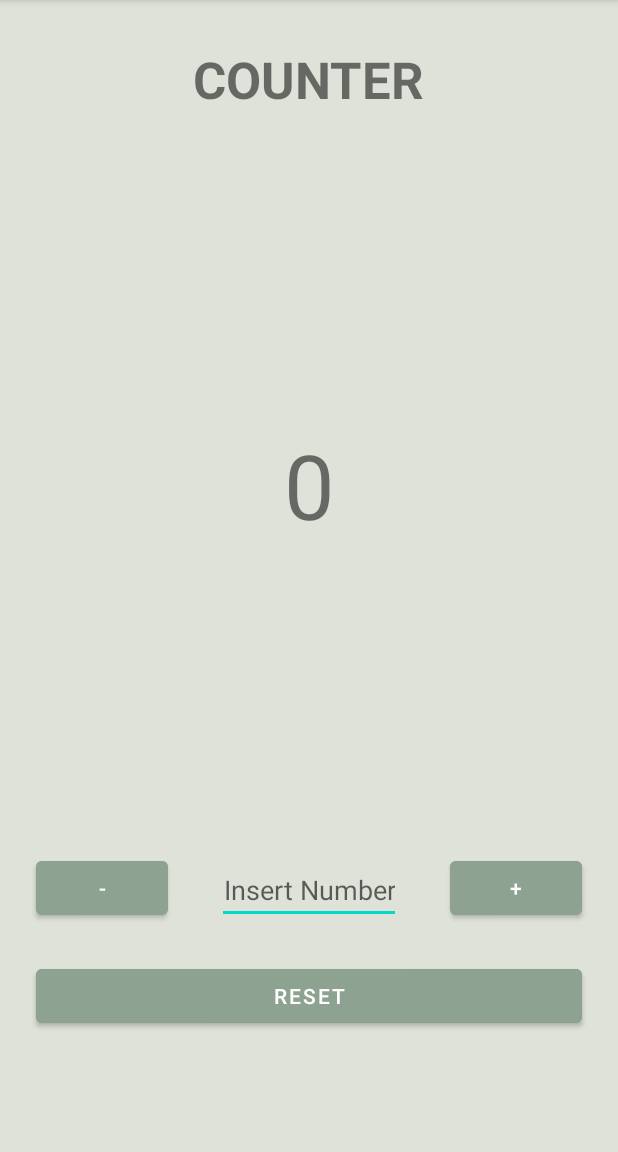
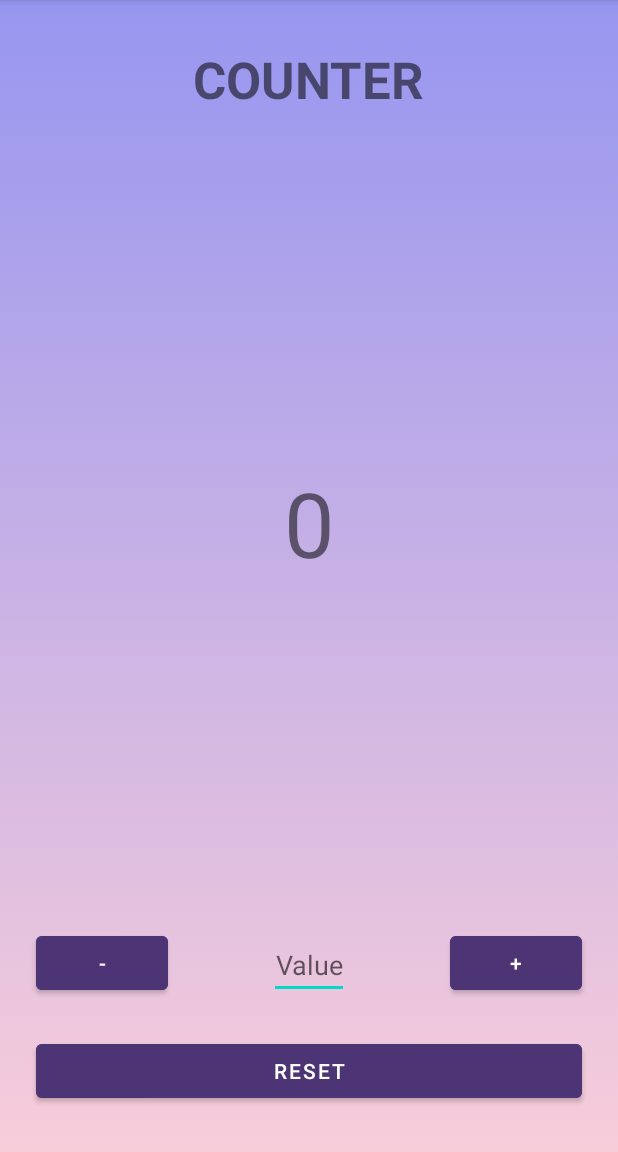
Before and after one commit to Yuliana-Vargas/Tp4-PilMobileBasics, an Android app: the screen it shows after launch (CountActivity), on a phone screen of 412 x 824 dp, the part 84-1236 px from its top. Run offline under Robolectric (Android 15) with nearby library versions, the phone set to English and light mode, and no system bars.

Commit message:
Activity update

```diff
--- /dev/null
+++ b/app/src/main/res/drawable/gradient_background.xml
@@ -0,0 +1,8 @@
+<?xml version="1.0" encoding="utf-8"?>
+<selector xmlns:android="http://schemas.android.com/apk/res/android">
+    <item>
+        <shape>
+            <gradient android:angle="90" android:endColor="#9796f0" android:startColor="#F8CDDA" android:type="linear" />
+        </shape>
+    </item>
+</selector>
--- a/app/src/main/res/layout/activity_count.xml
+++ b/app/src/main/res/layout/activity_count.xml
@@ -4,16 +4,15 @@
     xmlns:tools="http://schemas.android.com/tools"
     android:layout_width="match_parent"
     android:layout_height="match_parent"
-    android:background="@color/green_background"
+    android:background="@drawable/gradient_background"
     tools:context=".activity.CountActivity">
 
     <TextView
         android:id="@+id/title"
         android:layout_width="wrap_content"
         android:layout_height="wrap_content"
-        android:layout_marginTop="@dimen/margin_top_title"
+        android:layout_marginTop="@dimen/margin_30"
         android:text="@string/counter"
-        android:textAllCaps="true"
         android:textSize="34sp"
         android:textStyle="bold"
         app:layout_constraintEnd_toEndOf="parent"
@@ -25,7 +24,7 @@
         android:layout_width="wrap_content"
         android:layout_height="wrap_content"
         android:textSize="60sp"
-        app:layout_constraintBottom_toTopOf="@+id/input_number"
+        app:layout_constraintBottom_toTopOf="@id/input_number"
         app:layout_constraintEnd_toEndOf="parent"
         app:layout_constraintStart_toStartOf="parent"
         app:layout_constraintTop_toBottomOf="@id/title" />
@@ -34,8 +33,7 @@
         android:id="@+id/input_number"
         android:layout_width="wrap_content"
         android:layout_height="wrap_content"
-        android:layout_marginBottom="@dimen/standard_margin"
-        android:digits="0 1 2 3 4 5 6 7 8 9"
+        android:layout_marginBottom="@dimen/margin_24"
         android:gravity="center_horizontal"
         android:hint="@string/insert_number"
         android:importantForAutofill="no"
@@ -49,9 +47,9 @@
         android:id="@+id/addBtn"
         android:layout_width="wrap_content"
         android:layout_height="wrap_content"
-        android:layout_marginEnd="@dimen/standard_margin"
-        android:layout_marginBottom="@dimen/standard_margin"
-        android:backgroundTint="@color/green_btn"
+        android:layout_marginEnd="@dimen/margin_24"
+        android:layout_marginBottom="@dimen/margin_24"
+        android:backgroundTint="@color/btn"
         android:text="@string/add"
         app:layout_constraintBottom_toTopOf="@id/resetBtn"
         app:layout_constraintEnd_toEndOf="parent" />
@@ -60,9 +58,9 @@
         android:id="@+id/subtractBtn"
         android:layout_width="wrap_content"
         android:layout_height="wrap_content"
-        android:layout_marginStart="@dimen/standard_margin"
-        android:layout_marginBottom="@dimen/standard_margin"
-        android:backgroundTint="@color/green_btn"
+        android:layout_marginStart="@dimen/margin_24"
+        android:layout_marginBottom="@dimen/margin_24"
+        android:backgroundTint="@color/btn"
         android:text="@string/subtract"
         app:layout_constraintBottom_toTopOf="@id/resetBtn"
         app:layout_constraintStart_toStartOf="parent" />
@@ -71,13 +69,12 @@
         android:id="@+id/resetBtn"
         android:layout_width="match_parent"
         android:layout_height="wrap_content"
-        android:layout_marginHorizontal="@dimen/standard_margin"
-        android:layout_marginBottom="@dimen/margin_bottom_reset_btn"
-        android:backgroundTint="@color/green_btn"
+        android:layout_marginHorizontal="@dimen/margin_24"
+        android:layout_marginBottom="@dimen/margin_30"
+        android:backgroundTint="@color/btn"
         android:text="@string/reset"
         app:layout_constraintBottom_toBottomOf="parent"
         app:layout_constraintEnd_toEndOf="parent"
         app:layout_constraintStart_toStartOf="parent" />
 
-
 </androidx.constraintlayout.widget.ConstraintLayout>
--- a/app/src/main/res/values/colors.xml
+++ b/app/src/main/res/values/colors.xml
@@ -7,6 +7,5 @@
     <color name="teal_700">#FF018786</color>
     <color name="black">#FF000000</color>
     <color name="white">#FFFFFFFF</color>
-    <color name="green_background">#DEE2D9</color>
-    <color name="green_btn">#8DA290</color>
+    <color name="btn">#4C3475</color>
 </resources>
--- a/app/src/main/res/values/dimens.xml
+++ b/app/src/main/res/values/dimens.xml
@@ -1,6 +1,5 @@
 <?xml version="1.0" encoding="utf-8"?>
 <resources>
-    <dimen name="standard_margin">24dp</dimen>
-    <dimen name="margin_top_title">30dp</dimen>
-    <dimen name="margin_bottom_reset_btn">80dp</dimen>
+    <dimen name="margin_24">24dp</dimen>
+    <dimen name="margin_30">30dp</dimen>
 </resources>
--- a/app/src/main/res/values/strings.xml
+++ b/app/src/main/res/values/strings.xml
@@ -1,7 +1,7 @@
 <resources>
     <string name="app_name">PilMobileBasics</string>
-    <string name="insert_number">Insert Number</string>
-    <string name="counter">Counter</string>
+    <string name="insert_number">Value</string>
+    <string name="counter">COUNTER</string>
     <string name="add">+</string>
     <string name="subtract">-</string>
     <string name="reset">Reset</string>
```
